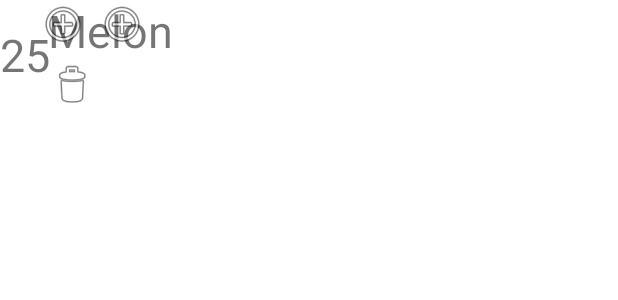
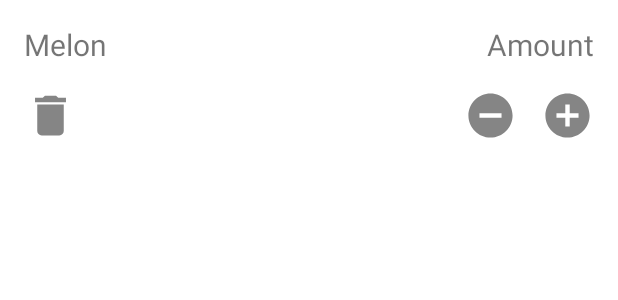
Before and after one commit to eshinhw/GroceriesList, an Android app: the layout item.xml on its own in the app's theme, with its tools: preview values and no code run, on a phone screen of 412 x 824 dp. Shown: the top 300 px of the screen. Run offline under Robolectric (Android 15) with nearby library versions, the phone set to English and light mode, and no system bars.

```diff
--- a/app/build.gradle
+++ b/app/build.gradle
@@ -40,6 +40,7 @@ dependencies {
     implementation 'com.google.android.material:material:1.6.0'
     implementation 'androidx.constraintlayout:constraintlayout:2.1.3'
     implementation 'androidx.room:room-common:2.3.0'
+    implementation 'androidx.room:room-ktx:2.4.2'
     testImplementation 'junit:junit:4.13.2'
     androidTestImplementation 'androidx.test.ext:junit:1.1.3'
     androidTestImplementation 'androidx.test.espresso:espresso-core:3.4.0'
--- a/app/src/main/java/com/eddieshin/shoppinglist/ShoppingDao.kt
+++ b/app/src/main/java/com/eddieshin/shoppinglist/ShoppingDao.kt
@@ -1,14 +1,23 @@
 package com.eddieshin.shoppinglist
 
-import androidx.room.Dao
-import androidx.room.Insert
-import androidx.room.OnConflictStrategy
+import androidx.lifecycle.LiveData
+import androidx.room.*
 
 @Dao
 interface ShoppingDao {
 
     @Insert(onConflict=OnConflictStrategy.REPLACE)
-    fun upsert(item: ShoppingItem)
+    // if the item is already in the DB, we replace the old one with the new one
+    suspend fun upsert(item: ShoppingItem)
+    // mix of update and insert
+    // if parameter item is already in the database, update
+    // otherwise, insert item
 
-    fun delete(item: ShoppingItem)
+    @Delete()
+    suspend fun delete(item: ShoppingItem)
+
+    @Query("SELECT * FROM shopping_items")
+    fun getAllShoppingItems() : LiveData<List<ShoppingItem>>
+    // LiveData object will make the update process on RV really efficient
+
 }
--- /dev/null
+++ b/app/src/main/java/com/eddieshin/shoppinglist/ShoppingDatabse.kt
@@ -0,0 +1,31 @@
+package com.eddieshin.shoppinglist
+
+import android.content.Context
+import androidx.room.Database
+import androidx.room.Room
+import androidx.room.RoomDatabase
+
+@Database(
+    entities = [ShoppingItem::class],
+    version = 1
+)
+abstract class ShoppingDatabase : RoomDatabase() {
+    abstract fun getShoppingDao(): ShoppingDao
+
+    companion object {
+        @Volatile // one thread at a time
+        private var instance: ShoppingDatabase? = null
+
+        private val LOCK = Any()
+
+        // Everytime we create an instance ShoppingDatabase, it returns ShoppingDatabase instance.
+        // If an instance already exists,
+        operator fun invoke(context: Context) = instance ?: synchronized(LOCK) {
+            instance ?: createDatabase(context).also { instance = it }
+        }
+
+        private fun createDatabase(context: Context) =
+            Room.databaseBuilder(context.applicationContext,
+                ShoppingDatabase::class.java, "ShoppingDB.db").build()
+    }
+}
--- /dev/null
+++ b/app/src/main/res/drawable-anydpi/ic_delete.xml
@@ -0,0 +1,11 @@
+<vector xmlns:android="http://schemas.android.com/apk/res/android"
+    android:width="24dp"
+    android:height="24dp"
+    android:viewportWidth="24"
+    android:viewportHeight="24"
+    android:tint="#333333"
+    android:alpha="0.6">
+  <path
+      android:fillColor="@android:color/white"
+      android:pathData="M6,19c0,1.1 0.9,2 2,2h8c1.1,0 2,-0.9 2,-2V7H6v12zM19,4h-3.5l-1,-1h-5l-1,1H5v2h14V4z"/>
+</vector>
--- /dev/null
+++ b/app/src/main/res/drawable-anydpi/ic_minus.xml
@@ -0,0 +1,11 @@
+<vector xmlns:android="http://schemas.android.com/apk/res/android"
+    android:width="24dp"
+    android:height="24dp"
+    android:viewportWidth="24"
+    android:viewportHeight="24"
+    android:tint="#333333"
+    android:alpha="0.6">
+  <path
+      android:fillColor="@android:color/white"
+      android:pathData="M12,2C6.48,2 2,6.48 2,12s4.48,10 10,10 10,-4.48 10,-10S17.52,2 12,2zM17,13L7,13v-2h10v2z"/>
+</vector>
--- /dev/null
+++ b/app/src/main/res/drawable-anydpi/ic_plus.xml
@@ -0,0 +1,11 @@
+<vector xmlns:android="http://schemas.android.com/apk/res/android"
+    android:width="24dp"
+    android:height="24dp"
+    android:viewportWidth="24"
+    android:viewportHeight="24"
+    android:tint="#333333"
+    android:alpha="0.6">
+  <path
+      android:fillColor="@android:color/white"
+      android:pathData="M12,2C6.48,2 2,6.48 2,12s4.48,10 10,10 10,-4.48 10,-10S17.52,2 12,2zM17,13h-4v4h-2v-4L7,13v-2h4L11,7h2v4h4v2z"/>
+</vector>
--- a/app/src/main/res/layout/item.xml
+++ b/app/src/main/res/layout/item.xml
@@ -9,9 +9,10 @@
         android:id="@+id/tvName"
         android:layout_width="wrap_content"
         android:layout_height="wrap_content"
-        android:layout_marginStart="32dp"
+        android:layout_marginStart="16dp"
+        android:layout_marginTop="16dp"
         android:text="Melon"
-        android:textSize="30sp"
+        android:textSize="20sp"
         app:layout_constraintStart_toStartOf="parent"
         app:layout_constraintTop_toTopOf="parent" />
 
@@ -19,38 +20,42 @@
         android:id="@+id/tvAmount"
         android:layout_width="wrap_content"
         android:layout_height="wrap_content"
-        android:text="25"
-        android:textSize="30sp"
-        app:layout_constraintBottom_toBottomOf="parent"
-        app:layout_constraintTop_toTopOf="parent"
-        tools:layout_editor_absoluteX="281dp" />
+        android:layout_marginTop="16dp"
+        android:layout_marginEnd="16dp"
+        android:text="Amount"
+        android:textSize="20sp"
+        app:layout_constraintEnd_toEndOf="parent"
+        app:layout_constraintTop_toTopOf="parent" />
 
     <ImageView
-        android:id="@+id/imageView"
-        android:layout_width="wrap_content"
-        android:layout_height="wrap_content"
-        app:layout_constraintStart_toStartOf="@+id/tvName"
-        app:layout_constraintTop_toBottomOf="@+id/tvName"
-        app:srcCompat="@android:drawable/ic_menu_delete" />
+        android:id="@+id/ivDelete"
+        android:layout_width="35dp"
+        android:layout_height="35dp"
+        android:layout_marginStart="16dp"
+        android:layout_marginTop="16dp"
+        android:src="@drawable/ic_delete"
+        app:layout_constraintStart_toStartOf="parent"
+        app:layout_constraintTop_toBottomOf="@+id/tvName" />
 
     <ImageView
-        android:id="@+id/imageView2"
-        android:layout_width="wrap_content"
-        android:layout_height="wrap_content"
-        android:layout_marginStart="32dp"
-        app:layout_constraintStart_toEndOf="@+id/tvAmount"
-        app:srcCompat="@android:drawable/ic_menu_add"
-        tools:layout_editor_absoluteY="20dp" />
+        android:id="@+id/ivMinus"
+        android:layout_width="35dp"
+        android:layout_height="35dp"
+        android:layout_marginTop="16dp"
+        android:layout_marginEnd="16dp"
+        android:src="@drawable/ic_minus"
+        app:layout_constraintEnd_toStartOf="@+id/ivPlus"
+        app:layout_constraintTop_toBottomOf="@+id/tvAmount" />
 
     <ImageView
-        android:id="@+id/imageView3"
-        android:layout_width="wrap_content"
-        android:layout_height="wrap_content"
-        android:layout_marginEnd="32dp"
-        app:layout_constraintEnd_toStartOf="@+id/tvAmount"
-        app:layout_constraintStart_toEndOf="@+id/tvName"
-        app:srcCompat="@android:drawable/ic_menu_add"
-        tools:layout_editor_absoluteY="20dp" />
+        android:id="@+id/ivPlus"
+        android:layout_width="35dp"
+        android:layout_height="35dp"
+        android:layout_marginTop="16dp"
+        android:layout_marginEnd="16dp"
+        android:src="@drawable/ic_plus"
+        app:layout_constraintEnd_toEndOf="parent"
+        app:layout_constraintTop_toBottomOf="@+id/tvAmount" />
 
 
 </androidx.constraintlayout.widget.ConstraintLayout>
```
Also changed, not shown: app/src/main/res/drawable-hdpi/ic_delete.png (added), app/src/main/res/drawable-hdpi/ic_minus.png (added), app/src/main/res/drawable-hdpi/ic_plus.png (added), app/src/main/res/drawable-mdpi/ic_delete.png (added), app/src/main/res/drawable-mdpi/ic_minus.png (added), app/src/main/res/drawable-mdpi/ic_plus.png (added), app/src/main/res/drawable-xhdpi/ic_delete.png (added), app/src/main/res/drawable-xhdpi/ic_minus.png (added), app/src/main/res/drawable-xhdpi/ic_plus.png (added), app/src/main/res/drawable-xxhdpi/ic_delete.png (added), app/src/main/res/drawable-xxhdpi/ic_minus.png (added), app/src/main/res/drawable-xxhdpi/ic_plus.png (added).
